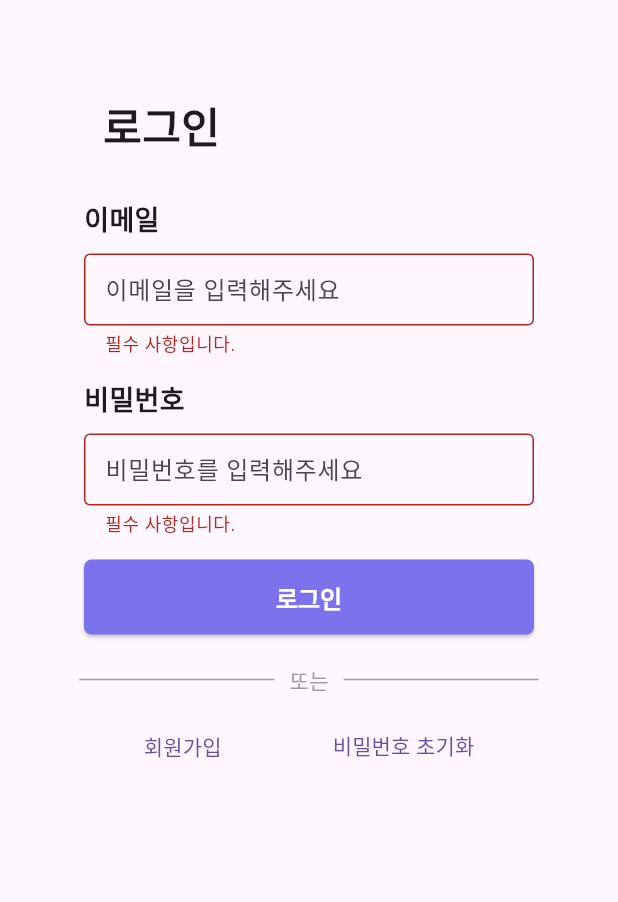
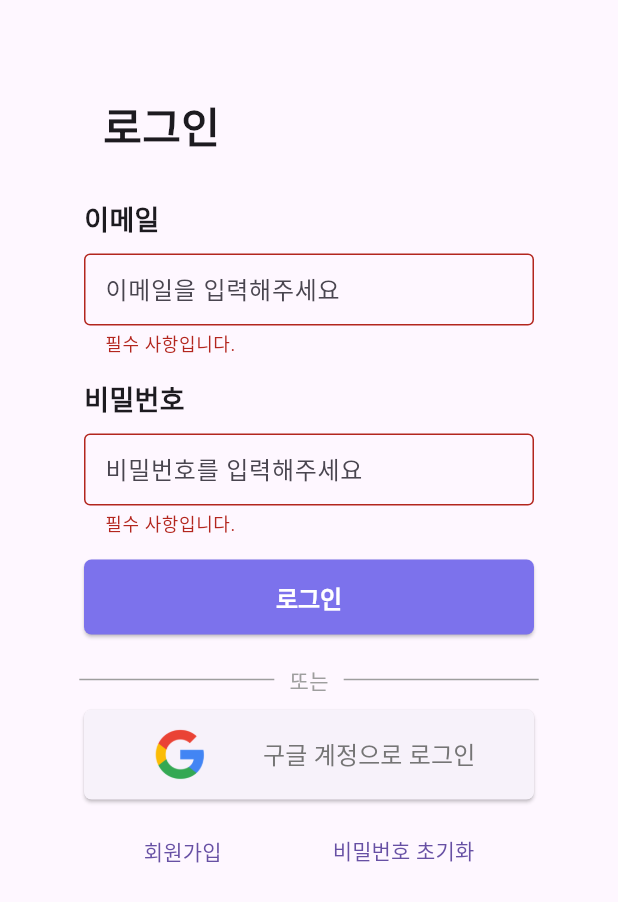
Before and after one commit to JinPyoK/magic_eye, a Flutter app: the SignIn screen opened by its route, on a phone screen of 412 x 824 dp. Shown: the top 902 px of the screen. Run offline on Flutter 3.47's test engine with Material 3 defaults, Android fonts, the phone set to English and light mode, and no system bars; our stand-ins replace firebase_auth, firebase_core, string_validator; accounts and stored records are empty; generated files the repository leaves out were written again.

Commit message:
draw google login

```diff
--- a/lib/Login/signin.dart
+++ b/lib/Login/signin.dart
@@ -21,17 +21,19 @@ class _SignInState extends State<SignIn> {
       Navigator.pushNamedAndRemoveUntil(
           context, '/MagicEyeView/NaviScreen', (route) => false);
     }
+
     nav2Function() {
-      Navigator.pushNamed(
-          context, '/Login/EmailVerify');
+      Navigator.pushNamed(context, '/Login/EmailVerify');
     }
+
     nav3Function() {
-      Navigator.pushNamed(
-          context, '/Login/ResetPassword');
+      Navigator.pushNamed(context, '/Login/ResetPassword');
     }
+
     focusOut() {
       FocusScope.of(context).unfocus();
     }
+
     var snack = ScaffoldMessenger.of(context);
     return Scaffold(
       resizeToAvoidBottomInset: false,
@@ -163,6 +165,30 @@ class _SignInState extends State<SignIn> {
           const SizedBox(
             height: 10,
           ),
+          ElevatedButton(
+              onPressed: () {},
+              style: ElevatedButton.styleFrom(
+                fixedSize: const Size(300, 60),
+                shape: RoundedRectangleBorder(
+                  borderRadius: BorderRadius.circular(5),
+                )
+              ),
+              child: Center(
+                child: Row(
+                  mainAxisAlignment: MainAxisAlignment.spaceAround,
+                  children: [
+                    SizedBox(
+                      width: 50,
+                      height: 50,
+                      child: Image.asset('assets/google_logo.png'),
+                    ),
+                    const Text("구글 계정으로 로그인", style: TextStyle(color: Color(0xff757575), fontSize: 16),),
+                  ],
+                ),
+              )),
+          const SizedBox(
+            height: 10,
+          ),
           Row(
             mainAxisAlignment: MainAxisAlignment.center,
             children: [
@@ -174,9 +200,11 @@ class _SignInState extends State<SignIn> {
               const SizedBox(
                 width: 50,
               ),
-              TextButton(onPressed: () {
-                nav3Function();
-              }, child: const Text("비밀번호 초기화")),
+              TextButton(
+                  onPressed: () {
+                    nav3Function();
+                  },
+                  child: const Text("비밀번호 초기화")),
             ],
           )
         ],
```
Also changed, not shown: assets/google_logo.png (added).
